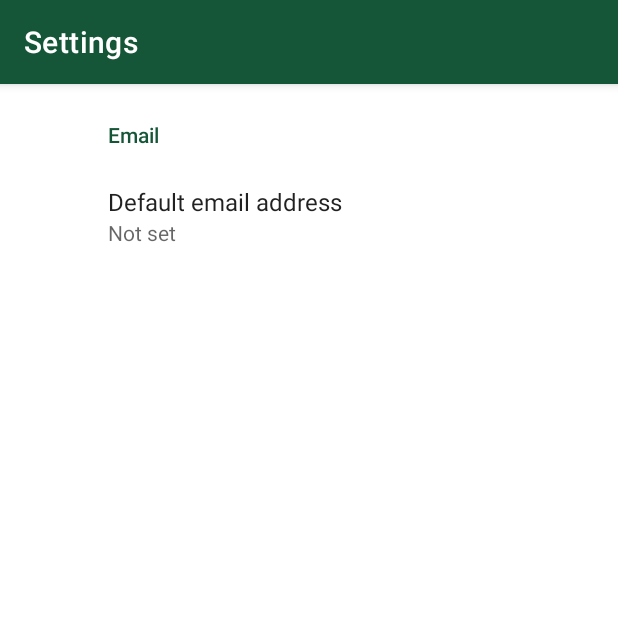
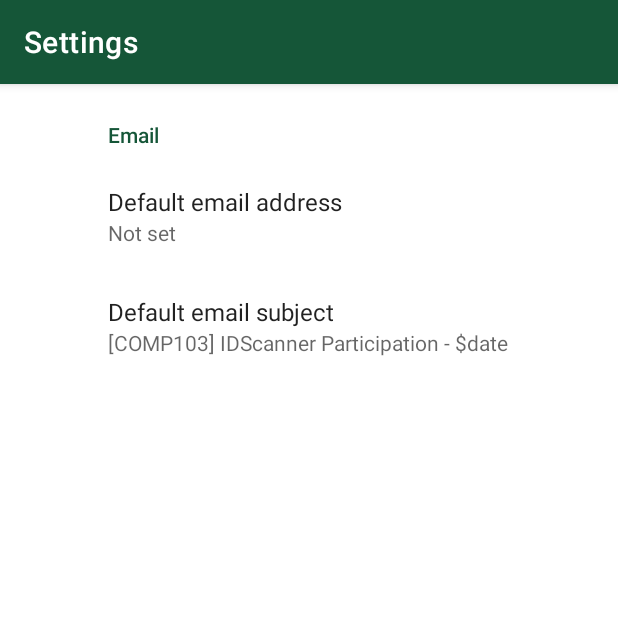
Before and after one commit to isaacy2012/IDScanner-Legacy, an Android app: the screen it shows after launch (SettingsActivity), in the options menu, after a tap on "Settings", on a phone screen of 412 x 824 dp, the top half of it. Run offline under Robolectric (Android 15) with nearby library versions, the phone set to English and light mode, and no system bars; our stand-ins replace androidx.preference; libraries missing offline, so code that uses them is left out: com.google.zxing.integration; 6 statements that could not run were skipped.

Commit message:
Enabled Settings for email address and subject
- Subject has optional $date keyword for inserting the date

```diff
--- a/app/src/main/java/com/comp103/idscanner/activities/MainActivity.kt
+++ b/app/src/main/java/com/comp103/idscanner/activities/MainActivity.kt
@@ -18,24 +18,13 @@ import com.comp103.idscanner.Id
 import com.comp103.idscanner.R
 import com.comp103.idscanner.databinding.MainActivityBinding
 import com.comp103.idscanner.databinding.ManualInputBinding
-import com.comp103.idscanner.factories.emptyItemAdapter
-import com.comp103.idscanner.factories.getManualAddTextWatcher
-import com.comp103.idscanner.factories.getSP
-import com.comp103.idscanner.factories.itemAdapterFromString
+import com.comp103.idscanner.factories.*
 import com.comp103.idscanner.itemAdapter.ItemAdapter
 import com.comp103.idscanner.util.clearData
 import com.comp103.idscanner.util.saveData
 import com.comp103.idscanner.util.sendEmail
-import com.google.android.material.datepicker.CalendarConstraints
-import com.google.android.material.datepicker.DateValidatorPointForward
-import com.google.android.material.datepicker.MaterialDatePicker
 import com.google.android.material.dialog.MaterialAlertDialogBuilder
 import com.google.zxing.integration.android.IntentIntegrator
-import java.time.Instant
-import java.time.LocalDate
-import java.time.LocalDateTime
-import java.time.ZoneId
-import java.util.*
 
 
 /**
@@ -54,10 +43,8 @@ class MainActivity : AppCompatActivity() {
         setContentView(view)
         setSupportActionBar(g.toolbar)
 
-        getSP(this).let {
-            if (it != null) {
-                sharedPreferences = it
-            }
+        getSharedPreferences(this)?.let {
+            sharedPreferences = it
         }
 
         // Create adapter from sharedPreferences
@@ -188,7 +175,16 @@ class MainActivity : AppCompatActivity() {
      * Email the data in the adapter
      */
     private fun emailData() {
-        sendEmail(this, adapter.itemList);
+        val address: String?
+        val subject: String?
+        if (this::sharedPreferences.isInitialized) {
+            address = sharedPreferences.getString(getString(R.string.sp_email_address), null)
+            subject = sharedPreferences.getString(getString(R.string.sp_email_subject), getString(R.string.default_email_subject))
+        } else {
+            address = null
+            subject = null
+        }
+        sendEmail(this, adapter.itemList, address, subject);
     }
 
     /**
--- a/app/src/main/java/com/comp103/idscanner/factories/SharedPreferencesFactory.kt
+++ b/app/src/main/java/com/comp103/idscanner/factories/SharedPreferencesFactory.kt
@@ -5,7 +5,8 @@ package com.comp103.idscanner.factories
 
 import android.content.Context
 import android.content.SharedPreferences
+import androidx.preference.PreferenceManager
 
-fun getSP(context: Context): SharedPreferences? {
-    return context.getSharedPreferences("preferences", Context.MODE_PRIVATE)
+fun getSharedPreferences(context: Context): SharedPreferences? {
+    return PreferenceManager.getDefaultSharedPreferences(context)
 }
--- a/app/src/main/java/com/comp103/idscanner/util/Date.kt
+++ b/app/src/main/java/com/comp103/idscanner/util/Date.kt
@@ -6,7 +6,7 @@ package com.comp103.idscanner.util
 import android.icu.text.SimpleDateFormat
 import java.util.*
 
-fun getCurrentTime() : String {
+fun getCurrentTimeString() : String {
     val c = Date(System.currentTimeMillis())
     println("Current time => $c")
 
--- a/app/src/main/java/com/comp103/idscanner/util/Email.kt
+++ b/app/src/main/java/com/comp103/idscanner/util/Email.kt
@@ -11,16 +11,14 @@ import android.widget.Toast
 import com.comp103.idscanner.Id
 
 
-const val address: String = "theAdmin@nathansoftware.com" // TODO remove test email
-const val subject: String = "[Comp103] IDScanner Participation - " // TODO update to include useful information including data
-
+const val dateString: String = "\$date"
 /**
  * Email Intent to send the adapter
  *
  * @param context - content to output to
  * @param itemList - list to output
  */
-fun sendEmail(context: Context, itemList: List<Id>) {
+fun sendEmail(context: Context, itemList: List<Id>, address: String?, subject: String?) {
     // generate a selector to point the intent to ACTION_SENDTO
     val emailSelectorIntent = Intent(Intent.ACTION_SENDTO)
     emailSelectorIntent.data = Uri.parse("mailto:")
@@ -28,8 +26,14 @@ fun sendEmail(context: Context, itemList: List<Id>) {
     // generate intent to contain "EXTRA"s which are the address, subject, body of the email
     val emailIntent = Intent(Intent.ACTION_SEND)
 
-    emailIntent.putExtra(Intent.EXTRA_EMAIL, arrayOf(address))
-    emailIntent.putExtra(Intent.EXTRA_SUBJECT, subject + getCurrentTime())
+    // if address exists then set the address
+    address?.let {
+        emailIntent.putExtra(Intent.EXTRA_EMAIL, arrayOf(address))
+    }
+    // if subject exists then set the subject
+    subject?.let {
+        emailIntent.putExtra(Intent.EXTRA_SUBJECT, subject.replace(dateString, getCurrentTimeString()))
+    }
     emailIntent.putExtra(Intent.EXTRA_TEXT, listToEmailString(itemList))
 
     emailIntent.selector = emailSelectorIntent  // assign selector
--- a/app/src/main/res/values/strings.xml
+++ b/app/src/main/res/values/strings.xml
@@ -21,9 +21,15 @@
 
     <!-- SharedPreferences keys -->
     <string name="sp_items">sp_items</string>
-    <string name="sp_default_email_address">sp_default_email_address</string>
+    <string name="sp_email_address">sp_email_address</string>
+    <string name="sp_email_subject">sp_email_subject</string>
 
     <!-- Messages Preferences -->
-    <string name="default_email_address">Default email address</string>
+    <string name="email_address_title">Default email address</string>
+    <string name="email_subject_title">Default email subject</string>
+    <string name="email_subject_summary">The default email subject, where $date represents the current date and time</string>
+
+    <!-- Defaults -->
+    <string name="default_email_subject">[COMP103] IDScanner Participation - $date</string>
 
 </resources>
--- a/app/src/main/res/xml/root_preferences.xml
+++ b/app/src/main/res/xml/root_preferences.xml
@@ -1,10 +1,18 @@
-<PreferenceScreen xmlns:app="http://schemas.android.com/apk/res-auto">
+<PreferenceScreen xmlns:app="http://schemas.android.com/apk/res-auto"
+    xmlns:android="http://schemas.android.com/apk/res/android">
 
     <PreferenceCategory app:title="@string/settings_email_header">
 
         <EditTextPreference
-            app:key="@string/sp_default_email_address"
-            app:title="@string/default_email_address"
+            app:key="@string/sp_email_address"
+            app:title="@string/email_address_title"
+            app:useSimpleSummaryProvider="true" />
+
+        <EditTextPreference
+            android:defaultValue="@string/default_email_subject"
+            android:summary="@string/email_subject_summary"
+            app:key="@string/sp_email_subject"
+            app:title="@string/email_subject_title"
             app:useSimpleSummaryProvider="true" />
 
     </PreferenceCategory>
```
